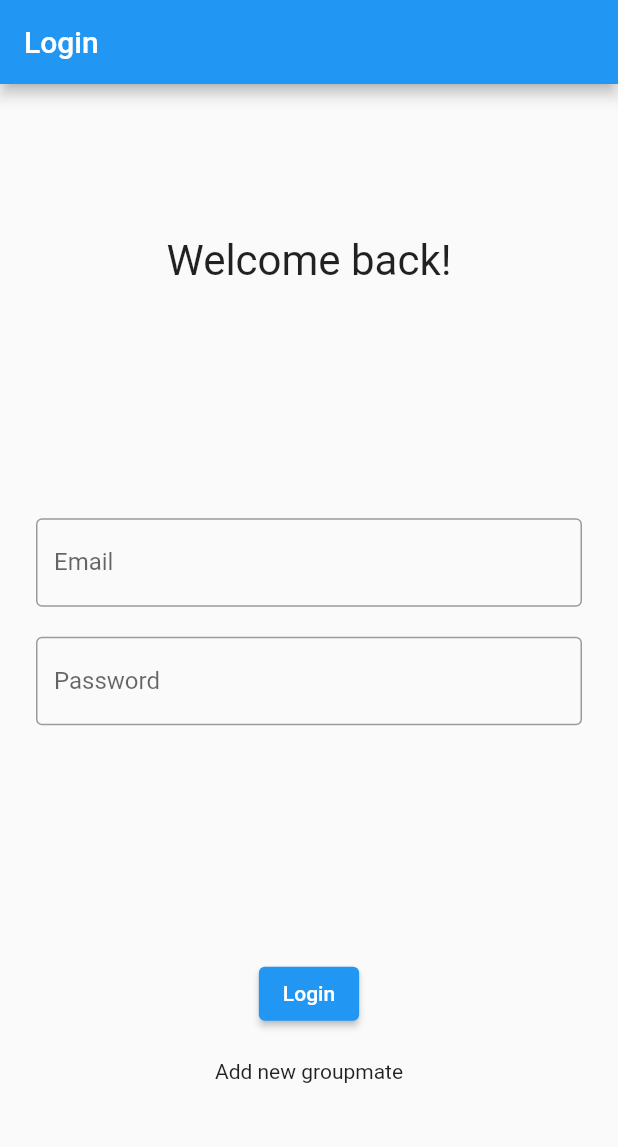
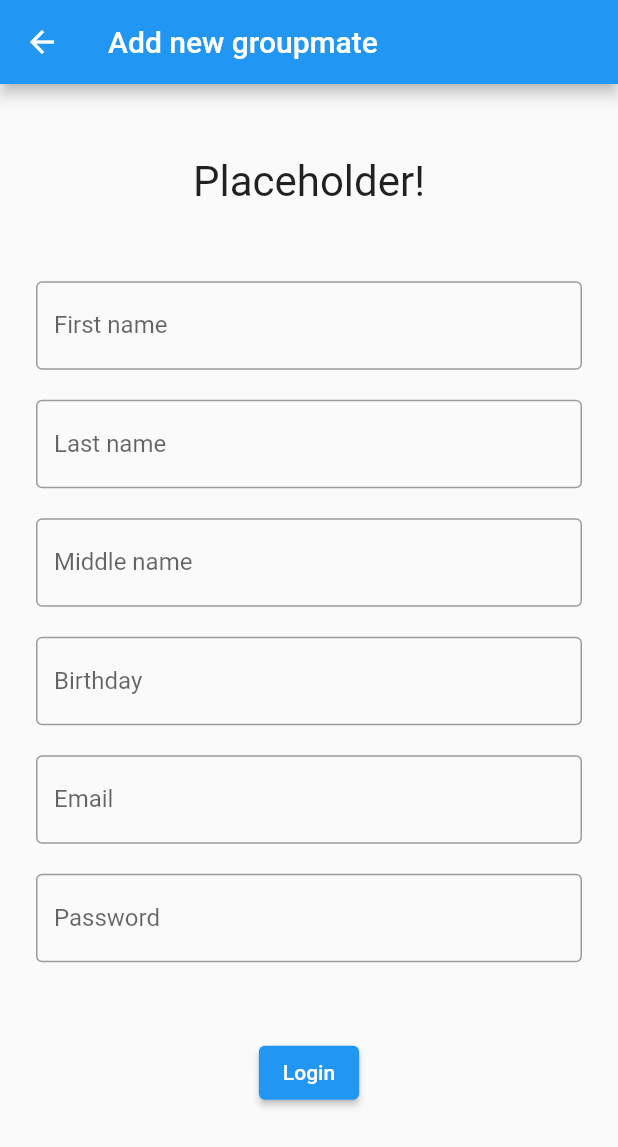
Before and after one commit to Ajololr/Flutter-Journal, a Flutter app: the screen it shows after launch, after a tap on "Add new groupmate", on a phone screen of 412 x 824 dp. Shown: the top 1147 px of the screen. Run offline on Flutter 3.47's test engine with Material 2 defaults, Android fonts, the phone set to English and light mode, and no system bars.

Commit message:
add register screen

```diff
--- a/lib/widgets/LoginSreen.dart
+++ b/lib/widgets/LoginSreen.dart
@@ -1,4 +1,5 @@
 import 'package:flutter/material.dart';
+import 'package:flutter_group_journal/widgets/RegisterScreen.dart';
 
 class LoginsScreen extends StatefulWidget {
   LoginsScreen({Key key}) : super(key: key);
@@ -27,6 +28,10 @@ class _LoginsScreenState extends State<LoginsScreen> {
 
   void _onSubmit() {
     print(_emailController.text + " " + _passwordController.text);
+  }
+
+  void _navigateToRegister () {
+    Navigator.push(context, MaterialPageRoute(builder: (BuildContext context) => RegisterScreen()));
   }
 
   @override
@@ -70,9 +75,7 @@ class _LoginsScreenState extends State<LoginsScreen> {
                   SizedBox(height: 20),
                   InkWell(
                     child: Text("Add new groupmate"),
-                    onTap: () {
-                      print("Add new groupmate");
-                    },
+                    onTap: _navigateToRegister,
                   )
                 ],
               )
--- /dev/null
+++ b/lib/widgets/RegisterScreen.dart
@@ -0,0 +1,140 @@
+import 'package:flutter/material.dart';
+
+class RegisterScreen extends StatefulWidget {
+  RegisterScreen({Key key}) : super(key: key);
+
+  @override
+  _RegisterScreenState createState() => _RegisterScreenState();
+}
+
+class _RegisterScreenState extends State<RegisterScreen> {
+  TextEditingController _passwordController;
+  TextEditingController _emailController;
+  TextEditingController _firstNameController;
+  TextEditingController _lastNameController;
+  TextEditingController _middleNameController;
+  TextEditingController _birthdayController;
+  String result;
+  Color resultColor;
+
+  @override
+  void initState() {
+    super.initState();
+    _passwordController = TextEditingController();
+    _emailController = TextEditingController();
+    _firstNameController = TextEditingController();
+    _lastNameController = TextEditingController();
+    _middleNameController = TextEditingController();
+    _birthdayController = TextEditingController();
+    result = "";
+    resultColor = Colors.transparent;
+  }
+
+  @override
+  void dispose() {
+    _passwordController.dispose();
+    _emailController.dispose();
+    _firstNameController.dispose();
+    _lastNameController.dispose();
+    _middleNameController.dispose();
+    _birthdayController.dispose();
+    super.dispose();
+  }
+
+  void setError(String message) {
+    setState(() {
+      result = message;
+      resultColor = Colors.red;
+    });
+  }
+
+  void setSuccess() {
+    setState(() {
+      result = "New groupmate added";
+      resultColor = Colors.green;
+    });
+  }
+
+  void _onSubmit() {
+    setSuccess();
+  }
+
+  @override
+  Widget build(BuildContext context) {
+    return Scaffold(
+        appBar: AppBar(
+          title: Text("Add new groupmate"),
+        ),
+        body: Padding(
+          padding: EdgeInsets.all(24),
+          child: Column(
+            mainAxisAlignment: MainAxisAlignment.spaceAround,
+            children: [
+              Text(
+                'Placeholder!',
+                style: TextStyle(fontSize: 28),
+              ),
+              Column(
+                children: [
+                  TextField(
+                    controller: _firstNameController,
+                    decoration: InputDecoration(
+                      border: OutlineInputBorder(),
+                      labelText: 'First name',
+                    ),
+                  ),
+                  SizedBox(height: 20),
+                  TextField(
+                    controller: _lastNameController,
+                    decoration: InputDecoration(
+                      border: OutlineInputBorder(),
+                      labelText: 'Last name',
+                    ),
+                  ),
+                  SizedBox(height: 20),
+                  TextField(
+                    controller: _middleNameController,
+                    decoration: InputDecoration(
+                      border: OutlineInputBorder(),
+                      labelText: 'Middle name',
+                    ),
+                  ),
+                  SizedBox(height: 20),
+                  TextField(
+                    controller: _birthdayController,
+                    decoration: InputDecoration(
+                      border: OutlineInputBorder(),
+                      labelText: 'Birthday',
+                    ),
+                  ),
+                  SizedBox(height: 20),
+                  TextField(
+                    controller: _emailController,
+                    decoration: InputDecoration(
+                      border: OutlineInputBorder(),
+                      labelText: 'Email',
+                    ),
+                  ),
+                  SizedBox(height: 20),
+                  TextField(
+                    controller: _passwordController,
+                    obscureText: true,
+                    decoration: InputDecoration(
+                      border: OutlineInputBorder(),
+                      labelText: 'Password',
+                    ),
+                  ),
+                ],
+              ),
+              Column(
+                children: [
+                  ElevatedButton(onPressed: _onSubmit, child: Text("Login")),
+                  SizedBox(height: 20),
+                  Text(result, style: TextStyle(color: resultColor))
+                ],
+              )
+            ],
+          ),
+        ));
+  }
+}
```
